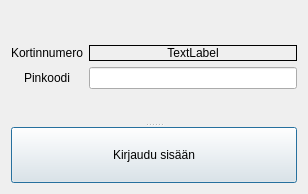
Qt form PankkiAutomaatti/DLLPinCode/dialog.ui (banksimul2022/group2) before a commit.
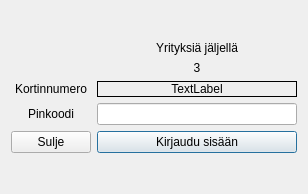
The same form after that commit.

```diff
--- a/PankkiAutomaatti/DLLPinCode/dialog.ui
+++ b/PankkiAutomaatti/DLLPinCode/dialog.ui
@@ -27,11 +27,6 @@
   </property>
   <layout class="QHBoxLayout" name="horizontalLayout">
    <item>
-    <widget class="QSplitter" name="splitter">
-     <property name="orientation">
-      <enum>Qt::Vertical</enum>
-     </property>
-     <widget class="QWidget" name="layoutWidget">
       <layout class="QFormLayout" name="formLayout">
        <property name="labelAlignment">
         <set>Qt::AlignCenter</set>
@@ -39,28 +34,28 @@
        <property name="formAlignment">
         <set>Qt::AlignCenter</set>
        </property>
-       <item row="0" column="0">
+     <item row="1" column="0">
         <widget class="QLabel" name="label_2">
          <property name="text">
           <string>Kortinnumero</string>
          </property>
         </widget>
        </item>
-       <item row="1" column="0">
+     <item row="2" column="0">
         <widget class="QLabel" name="label">
          <property name="text">
           <string>Pinkoodi</string>
          </property>
         </widget>
        </item>
-       <item row="1" column="1">
+     <item row="2" column="1">
         <widget class="QLineEdit" name="textValue">
          <property name="echoMode">
           <enum>QLineEdit::Password</enum>
          </property>
         </widget>
        </item>
-       <item row="0" column="1">
+     <item row="1" column="1">
         <widget class="QLabel" name="labelkortti">
          <property name="frameShape">
           <enum>QFrame::Box</enum>
@@ -73,14 +68,45 @@
          </property>
         </widget>
        </item>
+     <item row="0" column="1">
+      <layout class="QVBoxLayout" name="verticalLayout">
+       <item>
+        <widget class="QLabel" name="label_4">
+         <property name="text">
+          <string>Yrityksiä jäljellä</string>
+         </property>
+         <property name="alignment">
+          <set>Qt::AlignCenter</set>
+         </property>
+        </widget>
+       </item>
+       <item>
+        <widget class="QLabel" name="labeltries">
+         <property name="text">
+          <string>3</string>
+         </property>
+         <property name="alignment">
+          <set>Qt::AlignCenter</set>
+         </property>
+        </widget>
+       </item>
       </layout>
-     </widget>
+     </item>
+     <item row="3" column="1">
      <widget class="QPushButton" name="btnSet">
       <property name="text">
        <string>Kirjaudu sisään</string>
       </property>
      </widget>
-    </widget>
+     </item>
+     <item row="3" column="0">
+      <widget class="QPushButton" name="pushButton">
+       <property name="text">
+        <string>Sulje</string>
+       </property>
+      </widget>
+     </item>
+    </layout>
    </item>
   </layout>
  </widget>
```
Lines whose indentation alone changed are shown as unchanged.
